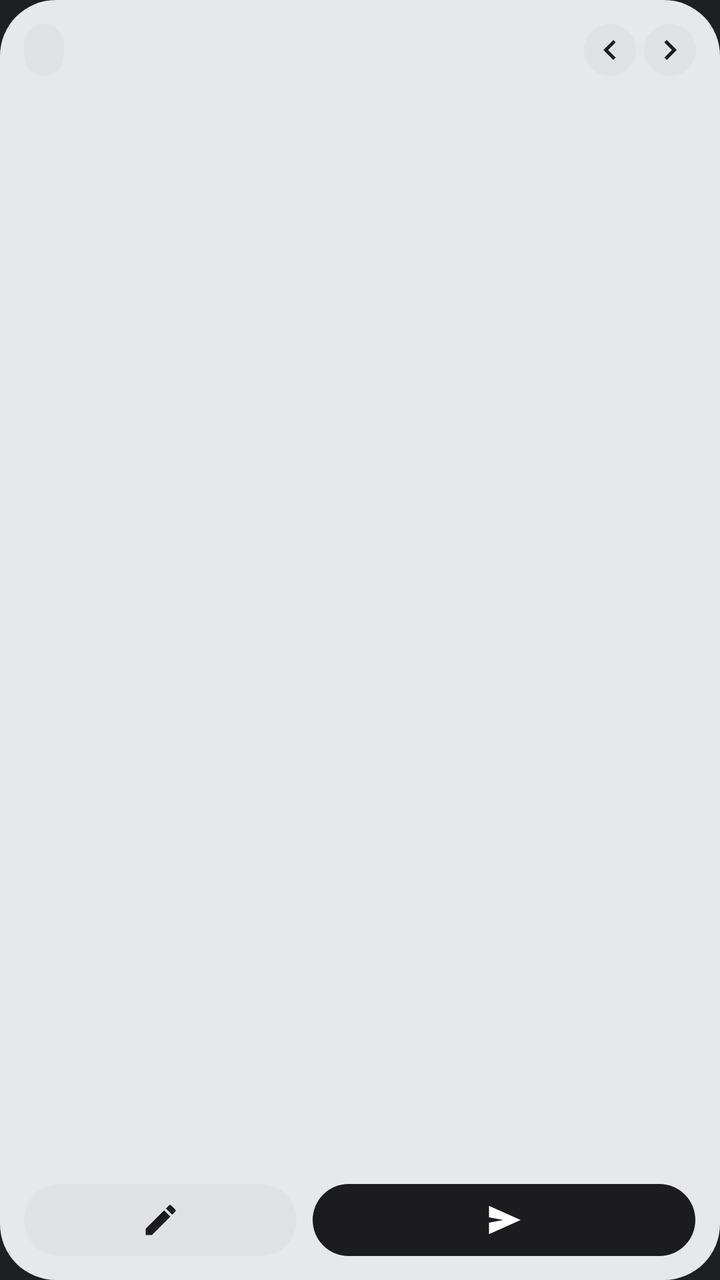
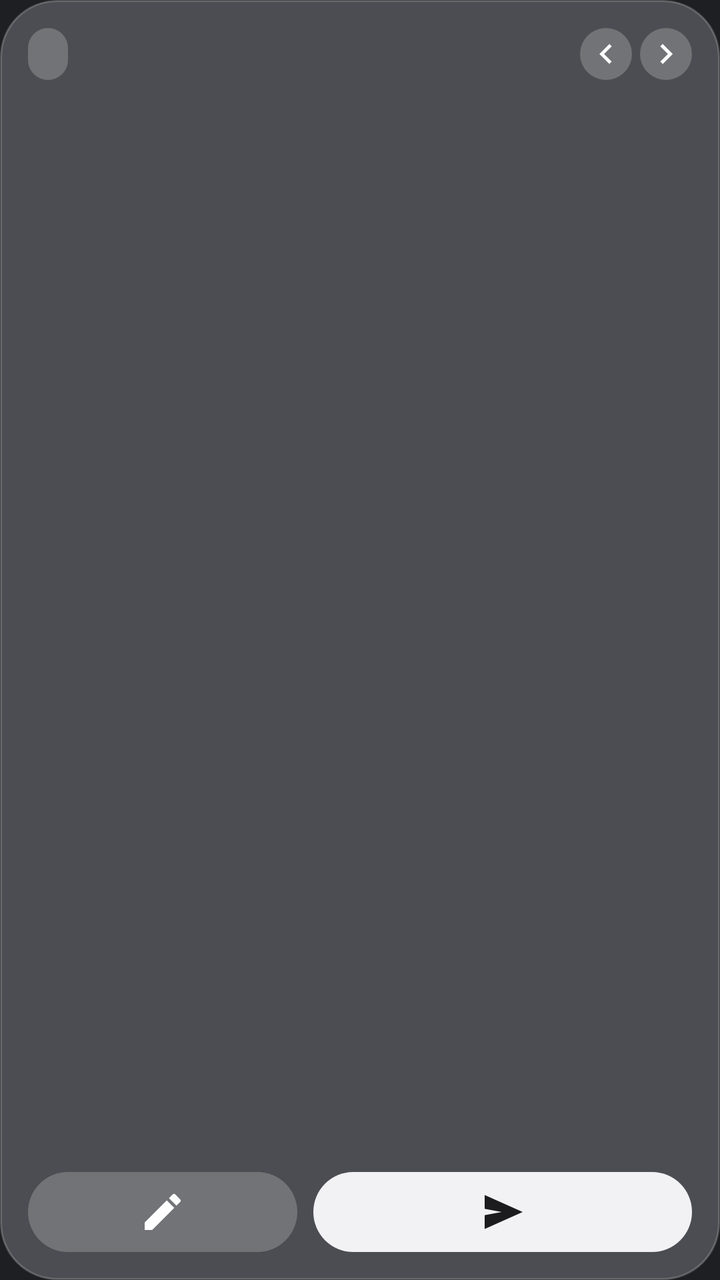

An Android layout rendered at two revisions. The XML below is the earlier revision; the diff shows what the commit changed to produce the second picture.
<!-- AndroidManifest.xml: application theme AppTheme -->
<!-- res/layout/widget_row.xml -->
<?xml version="1.0" encoding="utf-8"?>
<LinearLayout xmlns:android="http://schemas.android.com/apk/res/android"
    android:id="@android:id/background"
    android:layout_width="match_parent"
    android:layout_height="match_parent"
    android:background="@drawable/widget_bg"
    android:orientation="vertical"
    android:padding="12dp">

    <LinearLayout
        android:layout_width="match_parent"
        android:layout_height="wrap_content"
        android:gravity="center_vertical"
        android:orientation="horizontal">

        <TextView
            android:id="@+id/r_mode"
            android:layout_width="wrap_content"
            android:layout_height="26dp"
            android:background="@drawable/w_chip"
            android:gravity="center"
            android:paddingStart="10dp"
            android:paddingEnd="10dp"
            android:singleLine="true"
            android:textColor="@color/w_text"
            android:textSize="11sp" />

        <TextView
            android:id="@+id/r_pos"
            android:layout_width="0dp"
            android:layout_height="wrap_content"
            android:layout_weight="1"
            android:gravity="end"
            android:paddingEnd="6dp"
            android:singleLine="true"
            android:textColor="@color/w_sub"
            android:textSize="11sp" />

        <ImageView
            android:id="@+id/r_prev"
            android:layout_width="26dp"
            android:layout_height="26dp"
            android:background="@drawable/w_btn_soft"
            android:contentDescription="@string/widget_prev"
            android:padding="3dp"
            android:src="@drawable/ic_w_prev" />

        <ImageView
            android:id="@+id/r_next"
            android:layout_width="26dp"
            android:layout_height="26dp"
            android:layout_marginStart="4dp"
            android:background="@drawable/w_btn_soft"
            android:contentDescription="@string/widget_nextrow"
            android:padding="3dp"
            android:src="@drawable/ic_w_next" />
    </LinearLayout>

    <TextView
        android:id="@+id/r_src"
        android:layout_width="match_parent"
        android:layout_height="wrap_content"
        android:layout_marginTop="8dp"
        android:ellipsize="end"
        android:maxLines="4"
        android:textColor="@color/w_text"
        android:textSize="16sp"
        android:textStyle="bold" />

    <TextView
        android:id="@+id/r_tr"
        android:layout_width="match_parent"
        android:layout_height="0dp"
        android:layout_marginTop="4dp"
        android:layout_weight="1"
        android:ellipsize="end"
        android:maxLines="3"
        android:textColor="@color/w_sub"
        android:textSize="12sp"
        android:textStyle="italic" />

    <LinearLayout
        android:layout_width="match_parent"
        android:layout_height="wrap_content"
        android:orientation="horizontal">

        <ImageView
            android:id="@+id/r_edit"
            android:layout_width="0dp"
            android:layout_height="36dp"
            android:layout_weight="1"
            android:background="@drawable/w_pill_soft"
            android:contentDescription="@string/widget_type"
            android:padding="8dp"
            android:src="@drawable/ic_w_edit_l" />

        <ImageView
            android:id="@+id/r_send"
            android:layout_width="0dp"
            android:layout_height="36dp"
            android:layout_marginStart="8dp"
            android:layout_weight="1.4"
            android:background="@drawable/w_pill"
            android:contentDescription="@string/widget_send"
            android:padding="8dp"
            android:src="@drawable/ic_w_send" />
    </LinearLayout>
</LinearLayout>
<!-- resources referenced by this layout -->
<resources>
  <color name="w_sub">#6C6C72</color>
  <color name="w_text">#1C1C1E</color>
  <!-- drawable ic_w_edit_l (drawable) -->
  <?xml version="1.0" encoding="utf-8"?>
  <vector xmlns:android="http://schemas.android.com/apk/res/android"
      android:width="24dp" android:height="24dp" android:viewportWidth="24" android:viewportHeight="24">
      <path android:fillColor="@color/w_text" android:pathData="M3,17.25V21h3.75L17.81,9.94l-3.75,-3.75L3,17.25zM20.71,7.04a1,1 0,0 0,0 -1.41l-2.34,-2.34a1,1 0,0 0,-1.41 0l-1.83,1.83 3.75,3.75 1.83,-1.83z" />
  </vector>
  <!-- drawable ic_w_next (drawable) -->
  <?xml version="1.0" encoding="utf-8"?>
  <vector xmlns:android="http://schemas.android.com/apk/res/android"
      android:width="24dp" android:height="24dp" android:viewportWidth="24" android:viewportHeight="24">
      <path android:fillColor="@color/w_text" android:pathData="M8.59,16.59L13.17,12 8.59,7.41 10,6l6,6 -6,6z" />
  </vector>
  <!-- drawable ic_w_prev (drawable) -->
  <?xml version="1.0" encoding="utf-8"?>
  <vector xmlns:android="http://schemas.android.com/apk/res/android"
      android:width="24dp" android:height="24dp" android:viewportWidth="24" android:viewportHeight="24">
      <path android:fillColor="@color/w_text" android:pathData="M15.41,7.41L14,6l-6,6 6,6 1.41,-1.41L10.83,12z" />
  </vector>
  <!-- drawable ic_w_send (drawable) -->
  <?xml version="1.0" encoding="utf-8"?>
  <vector xmlns:android="http://schemas.android.com/apk/res/android"
      android:width="24dp" android:height="24dp" android:viewportWidth="24" android:viewportHeight="24">
      <path android:fillColor="@color/w_on_fill" android:pathData="M3,20.5v-6.9l8.5,-1.6 -8.5,-1.6V3.5l19,8.5z" />
  </vector>
  <!-- drawable w_btn_soft (drawable) -->
  <?xml version="1.0" encoding="utf-8"?>
  <shape xmlns:android="http://schemas.android.com/apk/res/android" android:shape="oval">
      <solid android:color="@color/w_surf" />
  </shape>
  <!-- drawable w_chip (drawable) -->
  <?xml version="1.0" encoding="utf-8"?>
  <shape xmlns:android="http://schemas.android.com/apk/res/android" android:shape="rectangle">
      <solid android:color="@color/w_surf" />
      <corners android:radius="16dp" />
  </shape>
  <!-- drawable w_pill (drawable) -->
  <?xml version="1.0" encoding="utf-8"?>
  <shape xmlns:android="http://schemas.android.com/apk/res/android" android:shape="rectangle">
      <solid android:color="@color/w_fill" />
      <corners android:radius="22dp" />
  </shape>
  <!-- drawable w_pill_soft (drawable) -->
  <?xml version="1.0" encoding="utf-8"?>
  <shape xmlns:android="http://schemas.android.com/apk/res/android" android:shape="rectangle">
      <solid android:color="@color/w_surf" />
      <corners android:radius="22dp" />
  </shape>
  <!-- drawable widget_bg (drawable) -->
  <?xml version="1.0" encoding="utf-8"?>
  <shape xmlns:android="http://schemas.android.com/apk/res/android" android:shape="rectangle">
      <solid android:color="@color/w_card" />
      <corners android:radius="@dimen/w_radius" />
  </shape>
  <string name="widget_nextrow">Далі</string>
  <string name="widget_prev">Назад</string>
  <string name="widget_send">Надіслати</string>
  <string name="widget_type">Писати</string>
  <style name="AppTheme" parent="@android:style/Theme.DeviceDefault.NoActionBar">
          <item name="android:windowBackground">@color/app_bg</item>
          <item name="android:statusBarColor">@color/app_panel</item>
          <item name="android:navigationBarColor">@color/app_panel</item>
      </style>
  <color name="w_on_fill">#FFFFFF</color>
  <color name="w_surf">#E1E2E6</color>
  <color name="w_fill">#1C1C1E</color>
  <color name="w_card">#F2F1F3F5</color>
  <dimen name="w_radius">28dp</dimen>
  <color name="app_bg">#1E1F22</color>
  <color name="app_panel">#232528</color>
</resources>

<!-- the commit's change to res/layout/widget_row.xml (unified diff, before → after) -->
@@ -5,7 +5,7 @@
     android:layout_height="match_parent"
     android:background="@drawable/widget_bg"
     android:orientation="vertical"
-    android:padding="12dp">
+    android:padding="14dp">
 
     <LinearLayout
         android:layout_width="match_parent"
@@ -57,12 +57,23 @@
     </LinearLayout>
 
     <TextView
-        android:id="@+id/r_src"
+        android:id="@+id/r_where"
         android:layout_width="match_parent"
         android:layout_height="wrap_content"
         android:layout_marginTop="8dp"
         android:ellipsize="end"
-        android:maxLines="4"
+        android:singleLine="true"
+        android:textAllCaps="true"
+        android:textColor="@color/w_sub"
+        android:textSize="10sp" />
+
+    <TextView
+        android:id="@+id/r_src"
+        android:layout_width="match_parent"
+        android:layout_height="wrap_content"
+        android:layout_marginTop="2dp"
+        android:ellipsize="end"
+        android:maxLines="3"
         android:textColor="@color/w_text"
         android:textSize="16sp"
         android:textStyle="bold" />
@@ -87,7 +98,7 @@
         <ImageView
             android:id="@+id/r_edit"
             android:layout_width="0dp"
-            android:layout_height="36dp"
+            android:layout_height="40dp"
             android:layout_weight="1"
             android:background="@drawable/w_pill_soft"
             android:contentDescription="@string/widget_type"
@@ -97,7 +108,7 @@
         <ImageView
             android:id="@+id/r_send"
             android:layout_width="0dp"
-            android:layout_height="36dp"
+            android:layout_height="40dp"
             android:layout_marginStart="8dp"
             android:layout_weight="1.4"
             android:background="@drawable/w_pill"
<!-- resource entries referenced after the edit -->
@@ -1,7 +1,7 @@
 <!-- resources referenced by this layout -->
 <resources>
-  <color name="w_sub">#6C6C72</color>
-  <color name="w_text">#1C1C1E</color>
+  <color name="w_sub">#B8FFFFFF</color>
+  <color name="w_text">#FFFFFF</color>
   <!-- drawable ic_w_edit_l (drawable) -->
   <?xml version="1.0" encoding="utf-8"?>
   <vector xmlns:android="http://schemas.android.com/apk/res/android"
@@ -53,6 +53,7 @@
   <?xml version="1.0" encoding="utf-8"?>
   <shape xmlns:android="http://schemas.android.com/apk/res/android" android:shape="rectangle">
       <solid android:color="@color/w_card" />
+      <stroke android:width="1dp" android:color="@color/w_edge" />
       <corners android:radius="@dimen/w_radius" />
   </shape>
   <string name="widget_nextrow">Далі</string>
@@ -64,11 +65,12 @@
           <item name="android:statusBarColor">@color/app_panel</item>
           <item name="android:navigationBarColor">@color/app_panel</item>
       </style>
-  <color name="w_on_fill">#FFFFFF</color>
-  <color name="w_surf">#E1E2E6</color>
-  <color name="w_fill">#1C1C1E</color>
-  <color name="w_card">#F2F1F3F5</color>
-  <dimen name="w_radius">28dp</dimen>
+  <color name="w_on_fill">#1C1C1E</color>
+  <color name="w_surf">#36FFFFFF</color>
+  <color name="w_fill">#F2F2F4</color>
+  <color name="w_card">#7380868C</color>
+  <color name="w_edge">#33FFFFFF</color>
+  <dimen name="w_radius">32dp</dimen>
   <color name="app_bg">#1E1F22</color>
   <color name="app_panel">#232528</color>
 </resources>
